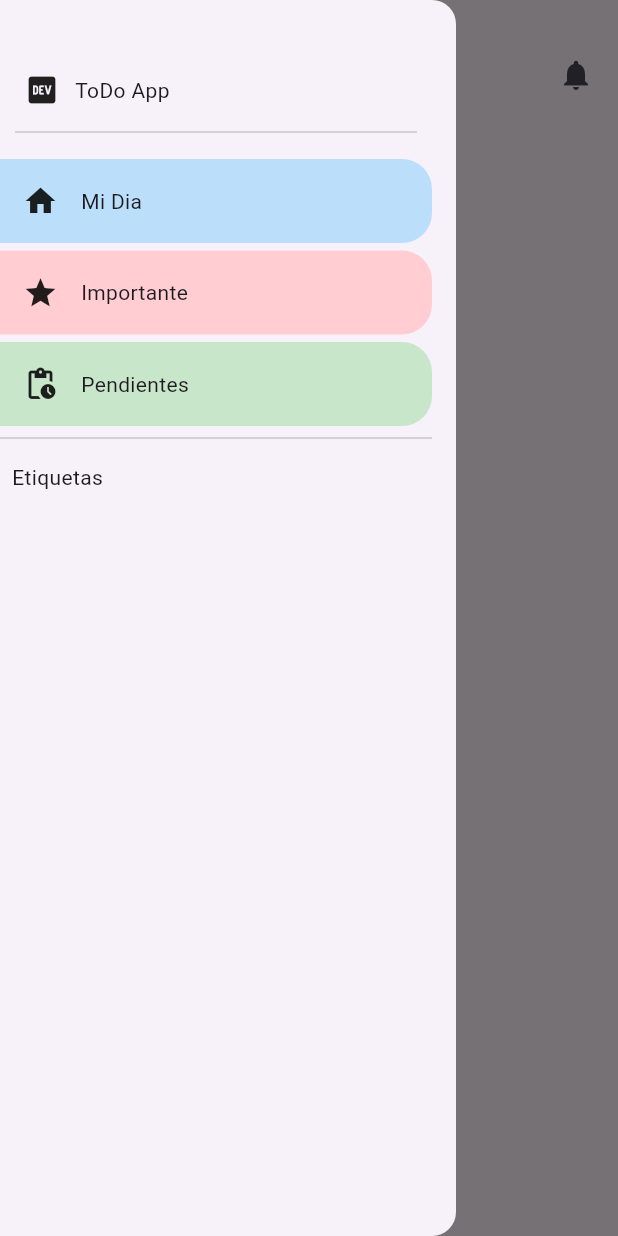
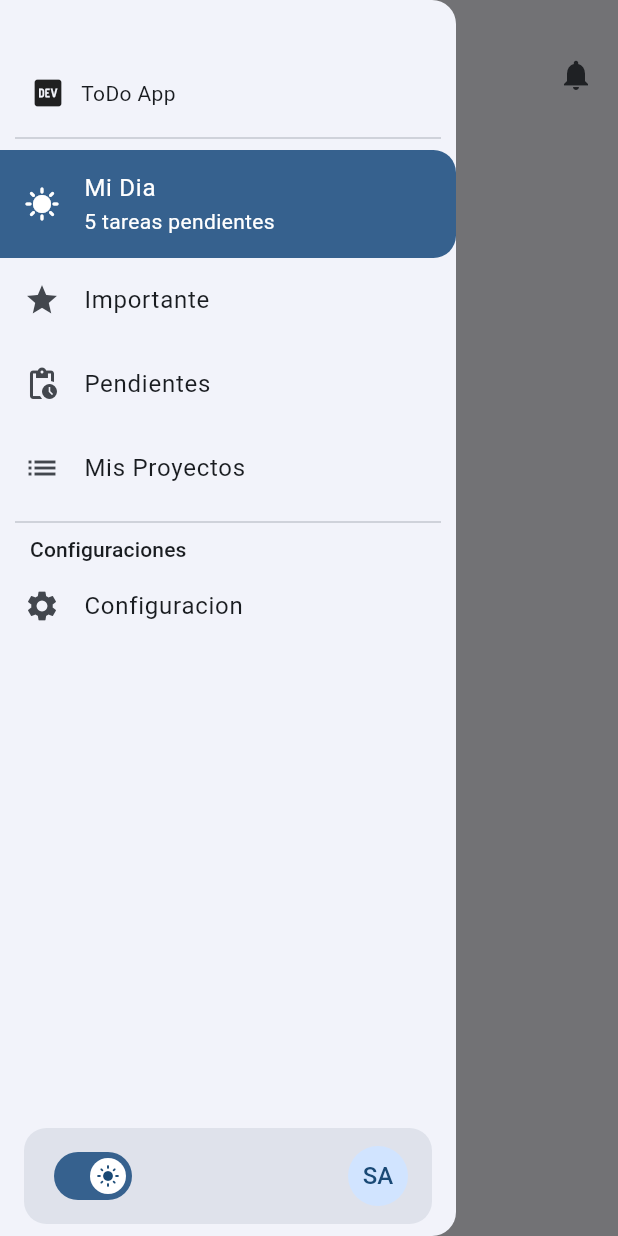
Before and after one commit to ZionitAdmin/todo_final, a Flutter app: the screen it shows after launch, with the side drawer open, on a phone screen of 412 x 824 dp. Run offline on Flutter 3.47's test engine with Material 3 defaults, Android fonts, the phone set to English and light mode, and no system bars; our stand-ins replace go_router.

Commit message:
add: se agrega diseño base

```diff
--- /dev/null
+++ b/lib/config/constants.dart
@@ -0,0 +1,5 @@
+import 'package:flutter/material.dart';
+
+class AppConstants {
+  static final homeScaffoldKey = GlobalKey<ScaffoldState>();
+}
--- a/lib/config/router/app_router.dart
+++ b/lib/config/router/app_router.dart
@@ -1,12 +1,13 @@
 import 'package:go_router/go_router.dart';
 import 'package:todo_practica_final/screens/home_screen.dart';
-import 'package:todo_practica_final/views/home_view.dart';
+import 'package:todo_practica_final/views/important_view.dart';
+import 'package:todo_practica_final/views/my_day_view.dart';
 
 final GoRouter appRouter = GoRouter(
   initialLocation: '/',
   routes: [
     StatefulShellRoute.indexedStack(
-      builder: (context, state, navigationShell) =>
+      builder: (_, __, navigationShell) =>
           HomeScreen(children: navigationShell),
       branches: <StatefulShellBranch>[
         StatefulShellBranch(routes: [
@@ -14,6 +15,11 @@ final GoRouter appRouter = GoRouter(
             path: '/',
             name: HomeView.name,
             builder: (context, state) => const HomeView(),
+          ),
+          GoRoute(
+            path: '/important',
+            name: ImportantView.name,
+            builder: (context, state) => const ImportantView(),
           )
         ])
       ],
--- a/lib/main.dart
+++ b/lib/main.dart
@@ -1,8 +1,19 @@
 import 'package:flutter/material.dart';
+import 'package:provider/provider.dart';
 import 'package:todo_practica_final/config/router/app_router.dart';
+import 'package:todo_practica_final/providers/appbar_provider.dart';
+import 'package:todo_practica_final/providers/drawer_provider.dart';
+import 'package:todo_practica_final/providers/theme_provider.dart';
 
 void main() {
-  runApp(const MainApp());
+  runApp(MultiProvider(
+    providers: [
+      ChangeNotifierProvider(create: (_) => DrawerProvider()),
+      ChangeNotifierProvider(create: (_) => ThemeProvider()),
+      ChangeNotifierProvider(create: (_) => AppbarProvider()),
+    ],
+    child: const MainApp(),
+  ));
 }
 
 class MainApp extends StatelessWidget {
@@ -13,6 +24,7 @@ class MainApp extends StatelessWidget {
     return MaterialApp.router(
       debugShowCheckedModeBanner: false,
       routerConfig: appRouter,
+      theme: context.watch<ThemeProvider>().theme,
     );
   }
 }
--- /dev/null
+++ b/lib/providers/appbar_provider.dart
@@ -0,0 +1,9 @@
+import 'package:flutter/material.dart';
+
+class AppbarProvider extends ChangeNotifier {
+  String _title = "Mi Dia";
+
+  changeTitle(String title) => _title = title;
+
+  get title => _title;
+}
--- /dev/null
+++ b/lib/providers/drawer_provider.dart
@@ -0,0 +1,14 @@
+import 'package:flutter/widgets.dart';
+
+class DrawerProvider extends ChangeNotifier {
+  int selectedMenuIndex = 0;
+
+  setSelectedMenuIndex(int index) {
+    selectedMenuIndex = index;
+    notifyListeners();
+  }
+
+  isMenuActive(int activeIndex) {
+    return (selectedMenuIndex == activeIndex);
+  }
+}
--- /dev/null
+++ b/lib/providers/theme_provider.dart
@@ -0,0 +1,23 @@
+import 'package:flutter/material.dart';
+
+class ThemeProvider extends ChangeNotifier {
+  ThemeData _theme = lightTheme();
+  ThemeData get theme => _theme;
+
+  toggleTheme() {
+    _theme = _theme.brightness == Brightness.light ? darkTheme() : lightTheme();
+    notifyListeners();
+  }
+
+  bool isInLightMode() {
+    return (_theme.brightness == Brightness.light);
+  }
+}
+
+ThemeData darkTheme() {
+  return ThemeData(brightness: Brightness.dark, colorSchemeSeed: Colors.yellow);
+}
+
+ThemeData lightTheme() {
+  return ThemeData(brightness: Brightness.light, colorSchemeSeed: Colors.blue);
+}
--- a/lib/screens/home_screen.dart
+++ b/lib/screens/home_screen.dart
@@ -1,5 +1,8 @@
 import 'package:flutter/material.dart';
-import 'package:todo_practica_final/widgets/sidebar.dart';
+import 'package:provider/provider.dart';
+import 'package:todo_practica_final/config/constants.dart';
+import 'package:todo_practica_final/providers/appbar_provider.dart';
+import 'package:todo_practica_final/widgets/drawer/index.dart';
 
 class HomeScreen extends StatelessWidget {
   final Widget children;
@@ -11,13 +14,14 @@ class HomeScreen extends StatelessWidget {
   @override
   Widget build(BuildContext context) {
     return Scaffold(
+      key: AppConstants.homeScaffoldKey,
       appBar: AppBar(
         centerTitle: false,
-        title: const Column(
+        title: Column(
           crossAxisAlignment: CrossAxisAlignment.start,
           children: [
-            Text("Mi Dia"),
-            Text(
+            Text(context.watch<AppbarProvider>().title),
+            const Text(
               "Lunes, 29 de enero",
               style: TextStyle(fontSize: 15, fontWeight: FontWeight.w300),
             ),
--- a/lib/views/home_view.dart
+++ /dev/null
@@ -1,13 +0,0 @@
-import 'package:flutter/material.dart';
-
-class HomeView extends StatelessWidget {
-  static const String name = "home_view";
-  const HomeView({super.key});
-
-  @override
-  Widget build(BuildContext context) {
-    return const Center(
-      child: Text("acaa"),
-    );
-  }
-}
--- /dev/null
+++ b/lib/views/important_view.dart
@@ -0,0 +1,13 @@
+import 'package:flutter/material.dart';
+
+class ImportantView extends StatelessWidget {
+  static const String name = "important_view";
+  const ImportantView({super.key});
+
+  @override
+  Widget build(BuildContext context) {
+    return const Center(
+      child: Text("Importante"),
+    );
+  }
+}
--- /dev/null
+++ b/lib/views/my_day_view.dart
@@ -0,0 +1,17 @@
+import 'package:flutter/material.dart';
+import 'package:provider/provider.dart';
+import 'package:todo_practica_final/providers/theme_provider.dart';
+
+class HomeView extends StatelessWidget {
+  static const String name = "home_view";
+  const HomeView({super.key});
+
+  @override
+  Widget build(BuildContext context) {
+    return Center(
+      child: IconButton(
+          icon: const Icon(Icons.abc),
+          onPressed: () => context.read<ThemeProvider>().toggleTheme()),
+    );
+  }
+}
--- /dev/null
+++ b/lib/widgets/custom_container.dart
@@ -0,0 +1,83 @@
+import 'package:flutter/material.dart';
+
+enum BorderVariant {
+  all,
+  top,
+  bottom,
+  topLeft,
+  topRight,
+  bottomLeft,
+  bottomRight,
+  end,
+  start,
+  none
+}
+
+class CustomContainer extends StatelessWidget {
+  const CustomContainer({
+    super.key,
+    this.color,
+    this.width = double.infinity,
+    this.height,
+    this.child,
+    this.borderRadius = 15,
+    this.borderVariant = BorderVariant.none,
+    this.border,
+    this.margin,
+  });
+
+  final Color? color;
+  final double width;
+  final Widget? child;
+  final double borderRadius;
+  final BorderVariant borderVariant;
+  final double? height;
+  final BoxBorder? border;
+  final EdgeInsetsGeometry? margin;
+
+  @override
+  Widget build(BuildContext context) {
+    return Container(
+      width: width,
+      height: height,
+      margin: margin,
+      decoration: BoxDecoration(
+          color: color,
+          borderRadius: _setBorderRadius(borderVariant, borderRadius),
+          border: border),
+      child: child,
+    );
+  }
+}
+
+BorderRadius? _setBorderRadius(BorderVariant variant,
+    [double borderRadius = 15]) {
+  switch (variant) {
+    case BorderVariant.all:
+      return BorderRadius.circular(borderRadius);
+    case BorderVariant.none:
+      return null;
+    case BorderVariant.top:
+      return BorderRadius.only(
+          topLeft: Radius.circular(borderRadius),
+          topRight: Radius.circular(borderRadius));
+    case BorderVariant.bottom:
+      return BorderRadius.only(
+          bottomLeft: Radius.circular(borderRadius),
+          bottomRight: Radius.circular(borderRadius));
+    case BorderVariant.topLeft:
+      return BorderRadius.only(topLeft: Radius.circular(borderRadius));
+    case BorderVariant.topRight:
+      return BorderRadius.only(topRight: Radius.circular(borderRadius));
+    case BorderVariant.bottomLeft:
+      return BorderRadius.only(bottomLeft: Radius.circular(borderRadius));
+    case BorderVariant.bottomRight:
+      return BorderRadius.only(bottomRight: Radius.circular(borderRadius));
+    case BorderVariant.end:
+      return BorderRadius.only(
+          topRight: Radius.circular(borderRadius),
+          bottomRight: Radius.circular(borderRadius));
+    default:
+      return null;
+  }
+}
--- /dev/null
+++ b/lib/widgets/drawer/drawer.dart
@@ -0,0 +1,98 @@
+import 'package:flutter/material.dart';
+import 'package:go_router/go_router.dart';
+import 'package:provider/provider.dart';
+import 'package:todo_practica_final/config/constants.dart';
+import 'package:todo_practica_final/providers/appbar_provider.dart';
+import 'package:todo_practica_final/providers/drawer_provider.dart';
+import 'package:todo_practica_final/views/important_view.dart';
+import 'package:todo_practica_final/views/my_day_view.dart';
+import 'package:todo_practica_final/widgets/drawer/drawer_footer.dart';
+import 'package:todo_practica_final/widgets/drawer/drawer_header.dart';
+import 'package:todo_practica_final/widgets/drawer/drawer_item.dart';
+
+class MyDrawer extends StatelessWidget {
+  const MyDrawer({super.key});
+
+  @override
+  Widget build(BuildContext context) {
+    final textStyle = Theme.of(context).textTheme;
+    print("render");
+
+    handleTapMenu(BuildContext context, int index, String viewName) {
+      AppConstants.homeScaffoldKey.currentState?.closeDrawer();
+      context.read<DrawerProvider>().setSelectedMenuIndex(index);
+      context.pushNamed(viewName);
+      context.read<AppbarProvider>().changeTitle(viewName);
+    }
+
+    return Drawer(
+      child: Column(
+        crossAxisAlignment: CrossAxisAlignment.start,
+        children: [
+          const MyDrawerHeader(),
+          Expanded(
+            child: SingleChildScrollView(
+              child: Column(
+                  crossAxisAlignment: CrossAxisAlignment.start,
+                  children: [
+                    const Divider(indent: 10, endIndent: 10),
+                    MyDrawerItem(
+                      title: "Mi Dia",
+                      icon: Icons.sunny,
+                      subTitle: "5 tareas pendientes",
+                      isSelected:
+                          context.watch<DrawerProvider>().isMenuActive(0),
+                      onTap: () => handleTapMenu(context, 0, HomeView.name),
+                    ),
+                    MyDrawerItem(
+                      title: "Importante",
+                      icon: Icons.star,
+                      isSelected:
+                          context.watch<DrawerProvider>().isMenuActive(1),
+                      onTap: () =>
+                          handleTapMenu(context, 1, ImportantView.name),
+                    ),
+                    MyDrawerItem(
+                      title: "Pendientes",
+                      icon: Icons.pending_actions,
+                      isSelected:
+                          context.watch<DrawerProvider>().isMenuActive(2),
+                      onTap: () => context
+                          .read<DrawerProvider>()
+                          .setSelectedMenuIndex(2),
+                    ),
+                    MyDrawerItem(
+                      title: "Mis Proyectos",
+                      icon: Icons.list,
+                      isSelected:
+                          context.watch<DrawerProvider>().isMenuActive(3),
+                      onTap: () => context
+                          .read<DrawerProvider>()
+                          .setSelectedMenuIndex(3),
+                    ),
+                    const Divider(indent: 10, endIndent: 10),
+                    Padding(
+                      padding: const EdgeInsets.only(left: 20),
+                      child: Text(
+                        "Configuraciones",
+                        style: textStyle.titleSmall,
+                      ),
+                    ),
+                    MyDrawerItem(
+                      title: "Configuracion",
+                      icon: Icons.settings,
+                      isSelected:
+                          context.watch<DrawerProvider>().isMenuActive(4),
+                      onTap: () => context
+                          .read<DrawerProvider>()
+                          .setSelectedMenuIndex(4),
+                    ),
+                  ]),
+            ),
+          ),
+          const MyDrawerFooter()
+        ],
+      ),
+    );
+  }
+}
--- /dev/null
+++ b/lib/widgets/drawer/drawer_footer.dart
@@ -0,0 +1,39 @@
+import 'package:flutter/material.dart';
+import 'package:provider/provider.dart';
+import 'package:todo_practica_final/providers/theme_provider.dart';
+import 'package:todo_practica_final/widgets/custom_container.dart';
+
+class MyDrawerFooter extends StatelessWidget {
+  const MyDrawerFooter({super.key});
+
+  @override
+  Widget build(BuildContext context) {
+    return Padding(
+      padding: const EdgeInsets.symmetric(vertical: 8, horizontal: 16),
+      child: CustomContainer(
+        color: Theme.of(context).colorScheme.surfaceVariant,
+        borderVariant: BorderVariant.all,
+        child: Padding(
+          padding: const EdgeInsets.symmetric(vertical: 8, horizontal: 16),
+          child:
+              Row(mainAxisAlignment: MainAxisAlignment.spaceBetween, children: [
+            Switch(
+                value: context.read<ThemeProvider>().isInLightMode(),
+                onChanged: (_) => context.read<ThemeProvider>().toggleTheme(),
+                thumbIcon: MaterialStateProperty.resolveWith<Icon?>(
+                    (Set<MaterialState> states) {
+                  if (states.contains(MaterialState.selected)) {
+                    return const Icon(Icons.light_mode);
+                  }
+                  return const Icon(Icons
+                      .dark_mode); // All other states will use the default thumbIcon.
+                })),
+            const CircleAvatar(
+              child: Text("SA"),
+            )
+          ]),
+        ),
+      ),
+    );
+  }
+}
--- /dev/null
+++ b/lib/widgets/drawer/drawer_header.dart
@@ -0,0 +1,19 @@
+import 'package:flutter/material.dart';
+
+class MyDrawerHeader extends StatelessWidget {
+  const MyDrawerHeader({super.key});
+
+  @override
+  Widget build(BuildContext context) {
+    return Container(
+      padding: const EdgeInsets.only(top: 50, bottom: 10, left: 20, right: 20),
+      child: const Row(
+        children: [
+          Icon(Icons.logo_dev_outlined),
+          SizedBox(width: 10),
+          Text("ToDo App")
+        ],
+      ),
+    );
+  }
+}
--- /dev/null
+++ b/lib/widgets/drawer/drawer_item.dart
@@ -0,0 +1,46 @@
+import 'package:flutter/material.dart';
+import 'package:todo_practica_final/widgets/custom_container.dart';
+
+class MyDrawerItem extends StatelessWidget {
+  final String title;
+  final IconData icon;
+  final Widget? leading;
+  final bool isSelected;
+  final String? subTitle;
+  final Function()? onTap;
+
+  const MyDrawerItem({
+    super.key,
+    required this.title,
+    this.icon = Icons.label,
+    this.leading,
+    this.isSelected = false,
+    this.subTitle,
+    this.onTap,
+  });
+
+  @override
+  Widget build(BuildContext context) {
+    final theme = Theme.of(context);
+    return CustomContainer(
+      color: (isSelected) ? theme.primaryColor : Colors.transparent,
+      borderVariant: BorderVariant.end,
+      child: ListTile(
+        onTap: onTap,
+        trailing: leading,
+        leading: Icon(icon,
+            color: (isSelected) ? theme.colorScheme.onPrimary : null),
+        title: Text(title,
+            style: (isSelected)
+                ? TextStyle(color: theme.colorScheme.onPrimary)
+                : null),
+        subtitle: (subTitle == null)
+            ? null
+            : Text(subTitle!,
+                style: (isSelected)
+                    ? TextStyle(color: theme.colorScheme.onPrimary)
+                    : null),
+      ),
+    );
+  }
+}
--- /dev/null
+++ b/lib/widgets/drawer/index.dart
@@ -0,0 +1,4 @@
+export './drawer.dart';
+export './drawer_footer.dart';
+export './drawer_header.dart';
+export './drawer_item.dart';
--- a/lib/widgets/sidebar.dart
+++ /dev/null
@@ -1,101 +0,0 @@
-import 'dart:io';
-
-import 'package:flutter/material.dart';
-
-class MyDrawer extends StatelessWidget {
-  const MyDrawer({super.key});
-
-  @override
-  Widget build(BuildContext context) {
-    final double topPadding = Platform.isAndroid ? 40 : 60;
-
-    return Drawer(
-        child: Padding(
-      padding: EdgeInsets.only(top: topPadding, right: 16),
-      child: Column(
-        crossAxisAlignment: CrossAxisAlignment.start,
-        children: [
-          const _DrawerHeader(),
-          const Divider(indent: 10, endIndent: 10),
-          const SizedBox(height: 10),
-          DrawerItem(
-              name: "Mi Dia",
-              icon: const Icon(Icons.home),
-              bgColor: Colors.blue.shade100),
-          const SizedBox(height: 5),
-          DrawerItem(
-              name: "Importante",
-              icon: const Icon(Icons.star),
-              bgColor: Colors.red.shade100),
-          const SizedBox(height: 5),
-          DrawerItem(
-              name: "Pendientes",
-              icon: const Icon(Icons.pending_actions),
-              bgColor: Colors.green.shade100),
-          const Divider(),
-          const Padding(
-            padding: EdgeInsets.all(8.0),
-            child: Text("Etiquetas"),
-          )
-        ],
-      ),
-    ));
-  }
-}
-
-class DrawerItem extends StatelessWidget {
-  final String name;
-  final Widget? leading;
-  final Widget? icon;
-  final Color? bgColor;
-  const DrawerItem({
-    super.key,
-    required this.name,
-    this.leading,
-    this.icon,
-    this.bgColor = Colors.black12,
-  });
-
-  @override
-  Widget build(BuildContext context) {
-    return GestureDetector(
-      onTap: () {},
-      child: Container(
-        width: double.maxFinite,
-        padding:
-            const EdgeInsets.only(top: 16, bottom: 16, left: 15, right: 32),
-        decoration: BoxDecoration(
-            color: bgColor,
-            borderRadius: const BorderRadius.only(
-                topRight: Radius.circular(20),
-                bottomRight: Radius.circular(20))),
-        child: Row(
-          children: [
-            if (icon != null) icon!,
-            const SizedBox(width: 15),
-            Expanded(child: Text(name)),
-            if (leading != null) leading!
-          ],
-        ),
-      ),
-    );
-  }
-}
-
-class _DrawerHeader extends StatelessWidget {
-  const _DrawerHeader({super.key});
-
-  @override
-  Widget build(BuildContext context) {
-    return const Padding(
-      padding: EdgeInsets.symmetric(vertical: 8, horizontal: 16),
-      child: Row(
-        children: [
-          Icon(Icons.logo_dev_outlined),
-          SizedBox(width: 10),
-          Text("ToDo App")
-        ],
-      ),
-    );
-  }
-}
--- a/pubspec.yaml
+++ b/pubspec.yaml
@@ -10,6 +10,7 @@ dependencies:
   flutter:
     sdk: flutter
   go_router: ^13.1.0
+  provider: ^6.1.1
 
 dev_dependencies:
   flutter_test:
```
Also changed, not shown: pubspec.lock.
